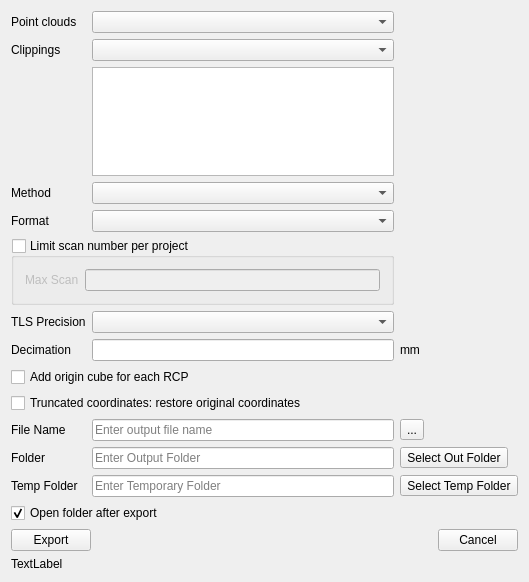
Qt form src/gui/forms/DialogExportPointCloud.ui (open-scan-crew/OpenScanTools) before a commit.
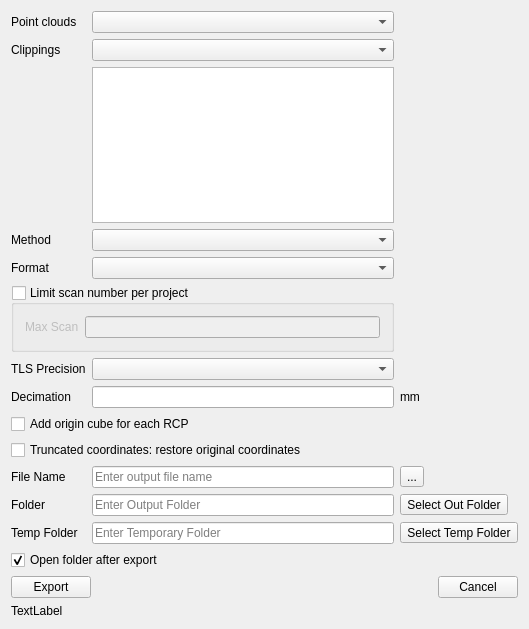
The same form after that commit. Icons and pictures are not drawn.

The edit to the form file:
```diff
--- a/src/gui/forms/DialogExportPointCloud.ui
+++ b/src/gui/forms/DialogExportPointCloud.ui
@@ -7,7 +7,7 @@
     <x>0</x>
     <y>0</y>
     <width>529</width>
-    <height>582</height>
+    <height>629</height>
    </rect>
   </property>
   <property name="windowTitle">
```
Left out of the diff: 4 changed lines with no effect on the pictures.
